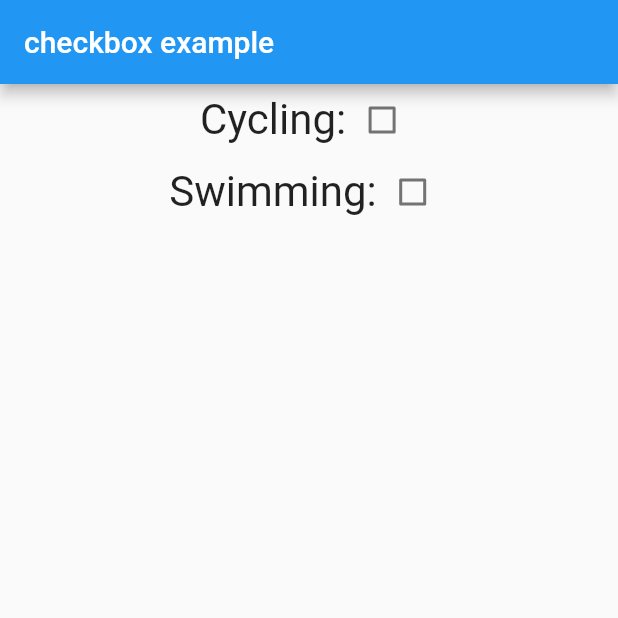
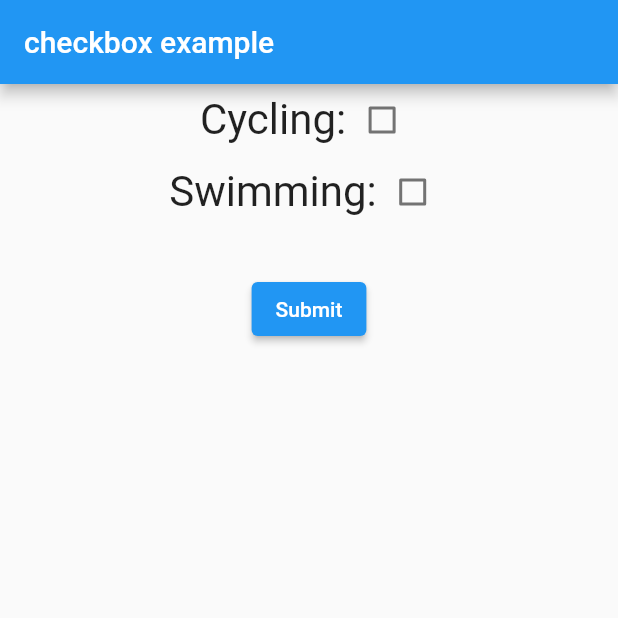
Before and after one commit to samsunk/checkbox_example, a Flutter app: the screen it shows after launch, on a phone screen of 412 x 824 dp, the top half of it. Run offline on Flutter 3.47's test engine with Material 2 defaults, Android fonts, the phone set to English and light mode, and no system bars; our stand-ins replace fluttertoast.

Commit message:
button added

```diff
--- a/lib/main.dart
+++ b/lib/main.dart
@@ -1,4 +1,5 @@
 import 'package:flutter/material.dart';
+import 'package:fluttertoast/fluttertoast.dart';
 
 void main() {
   runApp(
@@ -65,6 +66,17 @@ class _CheckBoxExampleState extends State<CheckBoxExample> {
                   }),
             ],
           ),
+          const SizedBox(
+            height: 30,
+          ),
+          ElevatedButton(
+            onPressed: () {
+
+              Fluttertoast.showToast(
+                  msg: 'Cycling:$cycling and Swimming:$swimming');
+            },
+            child: const Text('Submit'),
+          ),
         ],
       ),
     );
--- a/pubspec.yaml
+++ b/pubspec.yaml
@@ -34,6 +34,7 @@ dependencies:
   # The following adds the Cupertino Icons font to your application.
   # Use with the CupertinoIcons class for iOS style icons.
   cupertino_icons: ^1.0.2
+  fluttertoast: ^8.0.8
 
 dev_dependencies:
   flutter_test:
```
Also changed, not shown: pubspec.lock, 6 other files.
